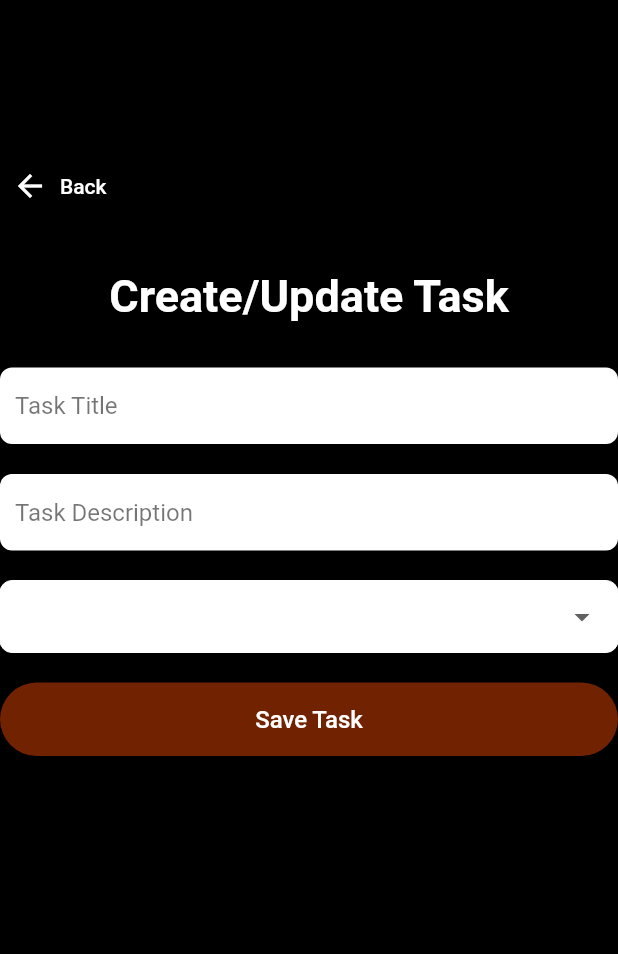
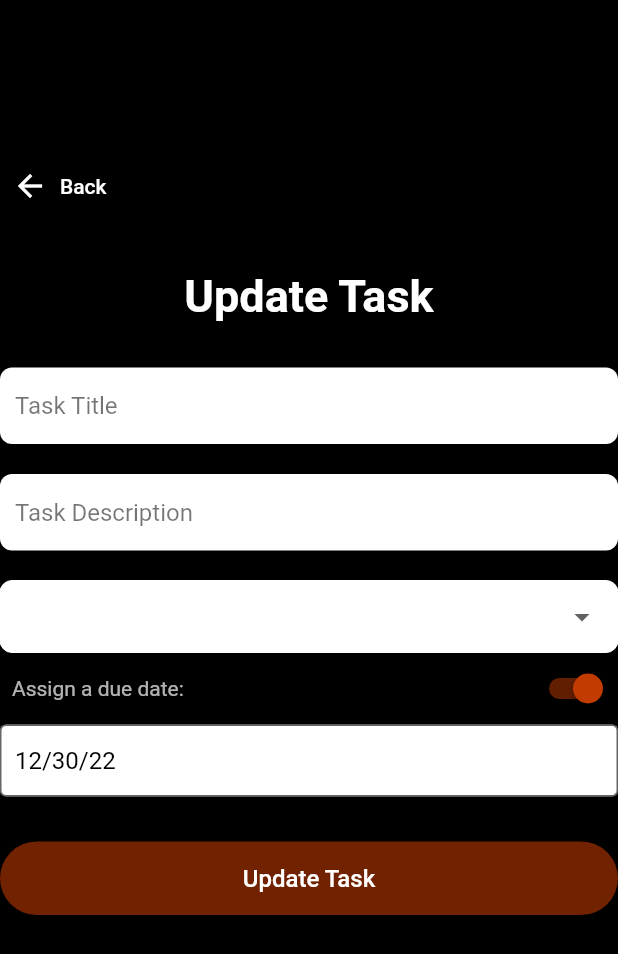
Before and after one commit to mattnickel/make_hay, a Flutter app: the TaskTile widget shown alone on an empty page, opened directly with empty values, after a tap on "Edit", on a phone screen of 412 x 824 dp. Shown: the top 954 px of the screen. Run offline on Flutter 3.47's test engine with Material 2 defaults, Android fonts, the phone set to English and light mode, and no system bars; drawn by our look-alikes of datetime_picker_formfield; our stand-ins replace cloud_firestore, firebase_auth, firebase_core, floating_bottom_navigation_bar, flutter_form_builder, flutter_secure_storage and 3 more; missing offline and left inert: day; accounts and stored records are empty.

Commit message:
add due date and remove assigned

```diff
--- a/lib/models/task_model.dart
+++ b/lib/models/task_model.dart
@@ -1,11 +1,14 @@
 import 'dart:convert';
+
+import 'package:cloud_firestore/cloud_firestore.dart';
 
 class Task {
 
   String title;
-  String description;
+  String? description;
   String status;
   String taskId;
+  Timestamp? dueDate;
 
   // String dueDate;
   // String assignedTo;
@@ -15,9 +18,9 @@ class Task {
 
     required this.taskId,
     required this.title,
-    required this.description,
+    this.description,
     required this.status,
-    // required this.dueDate,
+    this.dueDate,
     // required this.assignedTo
   });
 
--- a/lib/page_widgets/task_tile.dart
+++ b/lib/page_widgets/task_tile.dart
@@ -1,8 +1,10 @@
 import 'package:flutter/material.dart';
 import 'package:flutter/widgets.dart';
+import 'package:intl/intl.dart';
 import 'package:flutter/material.dart';
 import 'package:shared_preferences/shared_preferences.dart';
-
+import 'package:cloud_firestore/cloud_firestore.dart';
+import 'package:day/day.dart';
 import '../models/task_model.dart';
 import '../screens/update_task.dart';
 import '../services/database.dart';
@@ -10,10 +12,11 @@ import '../services/database.dart';
 
 
 
+
 class TaskTile extends StatelessWidget {
   final Task task;
 
-  TaskTile(this.task, {super.key});
+ const TaskTile(this.task, {super.key});
   @override
   Widget build(BuildContext context) {
     String newStatus;
@@ -41,6 +44,7 @@ class TaskTile extends StatelessWidget {
       } break;
     }
     print (task.taskId);
+    late String date = DateFormat('MM/dd/yy').format(DateTime.parse(task.dueDate!.toDate().toString())).toString();
     return Stack(
         children:[
           Container(
@@ -69,19 +73,19 @@ class TaskTile extends StatelessWidget {
                     SizedBox(
                       width: 150,
                       child: Padding(
-                        padding: EdgeInsets.only(left:40.0, top: 25),
+                        padding: const EdgeInsets.only(left:40.0, top: 25),
                         child: Column(
                           crossAxisAlignment: CrossAxisAlignment.start,
-                          children: const [
-                            Text(
+                          children: [
+                            const Text(
                               "Due:",
                               style: TextStyle(
                                   color: Colors.black,
                                   fontSize: 12),
                             ),
                             Text(
-                              "12/25/22",
-                              style: TextStyle(
+                              task.dueDate == null ? "" : date,
+                              style: const TextStyle(
                                   color: Colors.black,
                                   fontWeight: FontWeight.bold,
                                   fontSize: 18),
@@ -91,37 +95,37 @@ class TaskTile extends StatelessWidget {
                       ),
                     ),
 
-                    Expanded(
-                        child: IconButton(
-                          icon: const Icon(Icons.drag_indicator ), onPressed: () {
-                          print("move");
-                        },
-                        )
-                    ),
-                    SizedBox(
-                      width: 150,
-                      child: Padding(
-                        padding: const EdgeInsets.only(top: 25),
-                        child: Column(
-                          crossAxisAlignment: CrossAxisAlignment.start,
-                          children: const [
-                            Text(
-                              "Assigned to:",
-                              style: TextStyle(
-                                  color: Colors.black,
-                                  fontSize: 12),
-                            ),
-                            Text(
-                              "Matt N",
-                              style: TextStyle(
-                                  color: Colors.black,
-                                  fontWeight: FontWeight.bold,
-                                  fontSize: 18),
-                            ),
-                          ],
-                        ),
-                      ),
-                    ),
+                    // Expanded(
+                    //     child: IconButton(
+                    //       icon: const Icon(Icons.drag_indicator ), onPressed: () {
+                    //       print("move");
+                    //     },
+                    //     )
+                    // ),
+                    // SizedBox(
+                    //   width: 150,
+                    //   child: Padding(
+                    //     padding: const EdgeInsets.only(top: 25),
+                    //     child: Column(
+                    //       crossAxisAlignment: CrossAxisAlignment.start,
+                    //       children: const [
+                    //         Text(
+                    //           "Assigned to:",
+                    //           style: TextStyle(
+                    //               color: Colors.black,
+                    //               fontSize: 12),
+                    //         ),
+                    //         Text(
+                    //           "Matt N",
+                    //           style: TextStyle(
+                    //               color: Colors.black,
+                    //               fontWeight: FontWeight.bold,
+                    //               fontSize: 18),
+                    //         ),
+                    //       ],
+                    //     ),
+                    //   ),
+                    // ),
                   ],
                 ),
               ),
@@ -180,7 +184,7 @@ class TaskTile extends StatelessWidget {
 
                           ),
                           onPressed: ()async{
-                            Navigator.of(context).push(MaterialPageRoute(builder: (BuildContext context) => UpdateTask(taskObject:task)));
+                            Navigator.of(context).push(MaterialPageRoute(builder: (BuildContext context) => UpdateTask(taskObject:task, action:"Update")));
                             print('Pressed');
                           },
 
@@ -204,7 +208,7 @@ class TaskTile extends StatelessWidget {
                       TextButton(
                         child: Text(
                           quickAction,
-                          style: TextStyle(
+                          style: const TextStyle(
                               color: Colors.black,
                               fontSize: 18),
 
--- a/lib/screens/task_list_screen.dart
+++ b/lib/screens/task_list_screen.dart
@@ -40,7 +40,7 @@ class TaskListScreen extends StatelessWidget {
              child: FloatingActionButton(
                  backgroundColor: Color(0xFFC23B00),
                  onPressed: () async {
-                   Navigator.of(context).push(MaterialPageRoute(builder: (BuildContext context) => const UpdateTask()));
+                   Navigator.of(context).push(MaterialPageRoute(builder: (BuildContext context) => UpdateTask(action: "Create")));
                  },
                  child:
                  const Icon(Icons.add, color: Colors.white)
--- a/lib/screens/update_task.dart
+++ b/lib/screens/update_task.dart
@@ -1,6 +1,8 @@
 import 'package:cloud_firestore/cloud_firestore.dart';
 import 'package:flutter/cupertino.dart';
 import 'package:flutter/material.dart';
+import 'package:intl/intl.dart';
+import 'package:datetime_picker_formfield/datetime_picker_formfield.dart';
 import 'package:make_hay/services/database.dart';
 import 'package:shared_preferences/shared_preferences.dart';
 
@@ -9,7 +11,9 @@ import '../models/user.dart';
 
 class UpdateTask extends StatefulWidget {
   final Task? taskObject;
-  const UpdateTask({super.key, this.taskObject});
+  final String action;
+
+  const UpdateTask({super.key, this.taskObject, required this.action});
 
   @override
   UpdateTaskState createState() => UpdateTaskState();
@@ -19,18 +23,31 @@ class UpdateTaskState extends State<UpdateTask> {
 
   final titleController = TextEditingController();
   final descriptionController = TextEditingController();
+  final timeController = TextEditingController();
   late String status;
   bool _isEnabled = false;
   late final CollectionReference taskCollection;
   late String uid;
-  late Task task;
+  late Task? task;
+  bool dateOn= false;
+  late DateTime dueDate;
+  DateTime selectedDate = DateTime.now();
+  DateTime? picked;
+  late String titleAction;
 
   @override
   void initState() {
     super.initState();
     titleController.addListener(_enable);
     descriptionController.addListener( _enable);
-    Task? task = widget.taskObject;
+    task = widget.taskObject;
+    titleController.text =task?.title ?? "";
+    descriptionController.text= task?.description ?? "";
+    timeController.text = widget.taskObject?.dueDate != null ? DateFormat('MM/dd/yy').format(DateTime.parse(task!.dueDate!.toDate().toString())).toString() : "";
+    dateOn = widget.taskObject?.dueDate != null;
+    status = widget.taskObject?.status ?? "active";
+    titleAction = widget.action;
+
     _getId;
 
   }
@@ -71,11 +88,11 @@ class UpdateTaskState extends State<UpdateTask> {
             child: Column(
               children: [
 
-              const Padding(
+              Padding(
             padding: EdgeInsets.only(top:100, left:20, right:20),
             child: Padding(padding: EdgeInsets.only(bottom:30),
-                child: Text("Create/Update Task",
-                    style:TextStyle(
+                child: Text("$titleAction Task",
+                    style:const TextStyle(
                       color: Colors.white,
                       fontSize:30,
                       fontWeight: FontWeight.bold,
@@ -94,7 +111,8 @@ class UpdateTaskState extends State<UpdateTask> {
               return null;
             },
             cursorColor: Colors.black54,
-            style: const TextStyle(color: Colors.black54),
+            style: const TextStyle(color: Colors.black),
+
             decoration: const InputDecoration(
               contentPadding: EdgeInsets.symmetric(
                   vertical: 16.0, horizontal: 10.0),
@@ -105,7 +123,7 @@ class UpdateTaskState extends State<UpdateTask> {
               border: InputBorder.none,
               enabledBorder: OutlineInputBorder(
                 borderRadius: BorderRadius.all(Radius.circular(8.0)),
-                borderSide: BorderSide(color: Color(00000000)),
+                borderSide: BorderSide(color: Color(0x00000000)),
               ),
               focusedBorder: OutlineInputBorder(
                 borderRadius: BorderRadius.all(Radius.circular(8.0)),
@@ -124,7 +142,7 @@ class UpdateTaskState extends State<UpdateTask> {
                 return null;
               },
               cursorColor: Colors.black54,
-              style: const TextStyle(color: Colors.black54),
+              style: const TextStyle(color: Colors.black),
               decoration: const InputDecoration(
                 contentPadding: EdgeInsets.symmetric(
                     vertical: 16.0, horizontal: 10.0),
@@ -135,7 +153,7 @@ class UpdateTaskState extends State<UpdateTask> {
                 border: InputBorder.none,
                 enabledBorder: OutlineInputBorder(
                   borderRadius: BorderRadius.all(Radius.circular(8.0)),
-                  borderSide: BorderSide(color: Color(00000000)),
+                  borderSide: BorderSide(color: Color(0x00000000)),
                 ),
                 focusedBorder: OutlineInputBorder(
                   borderRadius: BorderRadius.all(Radius.circular(8.0)),
@@ -148,6 +166,7 @@ class UpdateTaskState extends State<UpdateTask> {
               Padding(padding: const EdgeInsets.only(top:20),
             child: DropdownButtonFormField(
               // itemHeight:50,
+
               decoration: InputDecoration(
                 contentPadding: const EdgeInsets.only(top:0, bottom:0, left:10),
                 focusedBorder: OutlineInputBorder(
@@ -166,7 +185,6 @@ class UpdateTaskState extends State<UpdateTask> {
                 fillColor: Colors.white,
               ),
               dropdownColor: Colors.white,
-
               style: const TextStyle(color: Colors.black, fontSize: 16),
               borderRadius: const BorderRadius.all(Radius.circular(8.0)),
               value: widget.taskObject?.status.toString() ?? "active",
@@ -183,12 +201,77 @@ class UpdateTaskState extends State<UpdateTask> {
             ),
 
               ),
+                Row(
+                  children: [
+                    const Padding(
+                      padding: EdgeInsets.only(left:8.0),
+                      child: Text("Assign a due date:",
+                          style:TextStyle(color:Colors.white70)
+                      ),
+                    ),
+                    const Spacer(),
+                    Switch(
+                        activeColor: const Color(0xFFC23B00),
+                        inactiveTrackColor: Colors.white12,
+                        value: dateOn,
+                        onChanged: (val) async {
+                          setState(() {
+                            dateOn =val;
+                          });
+                        }
+                    ),
+                  ],
+                ),
+                const SizedBox(height: 0.0),
+                Visibility(
+                  visible: dateOn,
+                  child: DateTimeField(
+                      style: const TextStyle(color: Colors.black, fontSize: 16),
+                    decoration: const InputDecoration(floatingLabelBehavior: FloatingLabelBehavior.never,
+                        fillColor: Colors.white,
+                        filled: true,
+                        contentPadding: EdgeInsets.only(top:15, bottom:0, left:10),
+                        enabled: true,
+                          border: OutlineInputBorder(
+
+                          )
+                        // labelText: "Select Date",
+
+
+                      ),
+                      controller: timeController,
+                      format: DateFormat.yMMMEd(),
+                      // initialValue: task?.dueDate! ?? null,
+                      // decoration: const InputDecoration(
+                      //     labelText: "Select Time:"
+                      // ),
+                      onShowPicker: (context, currentValue) async {
+                        picked = (await showDatePicker(
+                          context: context,
+                          initialDate: selectedDate,
+                          firstDate: DateTime.now(),
+                          lastDate:DateTime.now().add(const Duration(days:365)
+                        )))!;
+                          if (picked != selectedDate) {
+                            setState(() {
+                              selectedDate = picked!;
+                            });
+                          }
+                        return selectedDate;
+                      },
+                      onChanged: (tex) {
+                        setState(() {});
+                      },
+                      onSaved: (input) => dueDate = input!
+                  ),
+                ),
+                const SizedBox(height: 10.0),
               Container(
                 padding: const EdgeInsets.only(top:20),
             width:MediaQuery.of(context).size.width,
             child:ElevatedButton(
               onPressed:  titleController.text == "" || descriptionController.text == "" ? null : () async {
-                dynamic result = DatabaseService(uid: uid).updateTasks(titleController.text, descriptionController.text, status);
+                dynamic result = DatabaseService(uid: uid).updateTasks(titleController.text, descriptionController.text, status, picked );
                 if (result== null){
                   print('error creating task');
                 } else {
@@ -208,7 +291,7 @@ class UpdateTaskState extends State<UpdateTask> {
                 elevation: 0.2,
                 shape: RoundedRectangleBorder(borderRadius: BorderRadius.circular(25.0)),
               ),
-              child: const Text("Save Task", style: TextStyle(color: Colors.white, fontSize: 16)),
+              child: Text("$titleAction Task", style: const TextStyle(color: Colors.white, fontSize: 16)),
 
             ),
               ),
--- a/lib/services/database.dart
+++ b/lib/services/database.dart
@@ -1,5 +1,5 @@
 import 'dart:convert';
-
+import 'package:intl/intl.dart';
 import 'package:cloud_firestore/cloud_firestore.dart';
 import '../models/task_model.dart';
 
@@ -17,12 +17,13 @@ class DatabaseService{
       'name': name,
     });
   }
-  Future<void> updateTasks(String taskName, String taskDescription, String taskStatus) async {
+  Future<void> updateTasks(taskName, taskDescription, taskStatus, date) async {
     return await tasksCollection.doc().set({
       'user': uid,
       'task': taskName,
       'description': taskDescription,
-      'status':taskStatus
+      'status':taskStatus,
+      'due': date,
     });
   }
   Future<void> updateTaskStatus(String taskId, String taskStatus) async {
@@ -42,7 +43,10 @@ class DatabaseService{
                 .get('description') : '',
             status: doc.data().toString().contains('status')
                 ? doc.get('status')
-                : ''
+                : '',
+            dueDate: doc.data().toString().contains('due')
+                ? doc.get('due')
+                : null,
         );
 
     }).toList();
--- a/lib/wrapper.dart
+++ b/lib/wrapper.dart
@@ -17,7 +17,7 @@ class Wrapper extends StatelessWidget {
             stream: _auth.authStateChanges(),
             builder: (context, snapshot) {
               if (snapshot.hasData) {
-                return Framework();
+                return const Framework();
               } else {
                 return Authenticate();
               }
--- a/pubspec.yaml
+++ b/pubspec.yaml
@@ -39,7 +39,8 @@ dependencies:
   flutter_form_builder: ^7.7.0
   shimmer: ^2.0.0
   form_builder_validators: ^8.4.0
-
+  datetime_picker_formfield: ^2.0.1
+  day: ^0.8.0
   # The following adds the Cupertino Icons font to your application.
   # Use with the CupertinoIcons class for iOS style icons.
   cupertino_icons: ^1.0.2
```
Also changed, not shown: pubspec.lock.
